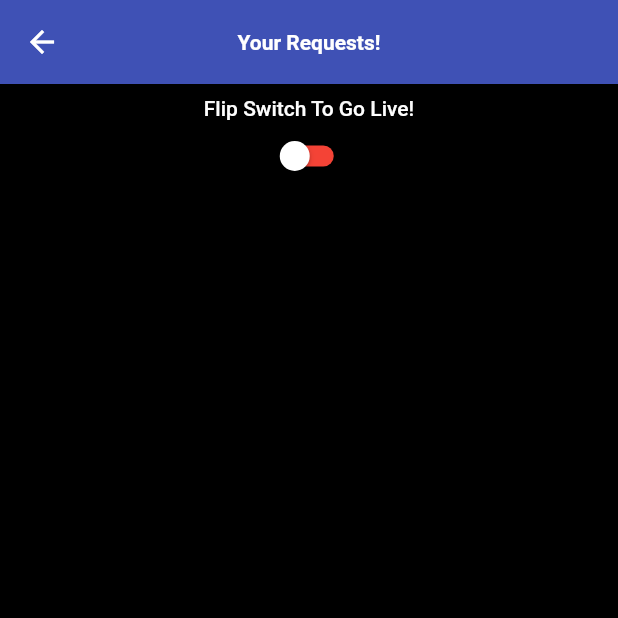
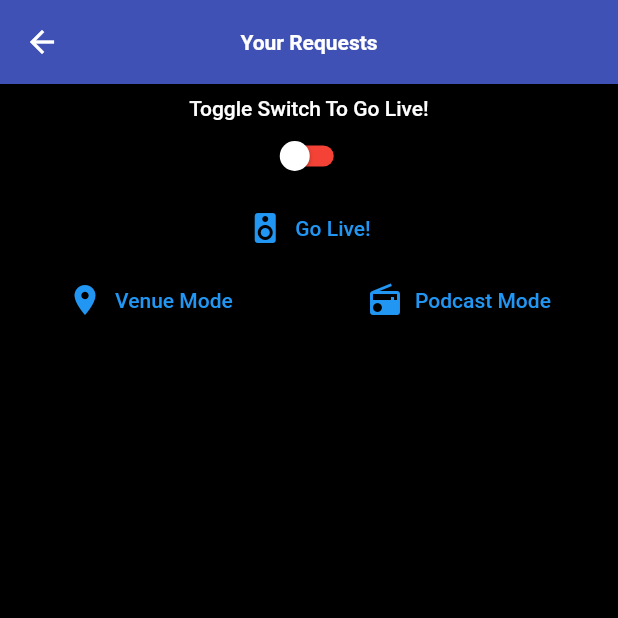
Before and after one commit to derekdotdev/request-live-riverpod, a Flutter app: the RequestsScreenHook screen opened directly, on a phone screen of 412 x 824 dp, the top half of it. Run offline on Flutter 3.47's test engine with Material 2 defaults, Android fonts, the phone set to English and light mode, and no system bars; our stand-ins replace cloud_firestore, firebase_auth, firebase_core, firebase_messaging, firebase_storage, flutter_hooks and 6 more; missing offline and left inert: geocoder2; accounts and stored records are empty; network calls fail.

Commit message:
Nest user location inside user model and persist to db

```diff
--- /dev/null
+++ b/build.yaml
@@ -0,0 +1,6 @@
+targets:
+  $default:
+    builders:
+      json_serializable:
+        options:
+          explicit_to_json: true
--- a/lib/controllers/controllers.dart
+++ b/lib/controllers/controllers.dart
@@ -5,6 +5,7 @@ export 'request_list_controller.dart';
 export 'request_state_controller.dart';
 export 'request_stream_controller.dart';
 export 'user_controller.dart';
+export 'user_location_controller.dart';
 export 'user_request_list_controller.dart';
 export 'user_request_stream_controller.dart';
 export 'username_controller.dart';
--- a/lib/extensions/firebase_firestore_extension.dart
+++ b/lib/extensions/firebase_firestore_extension.dart
@@ -11,4 +11,7 @@ extension FirebaseFirestoreX on FirebaseFirestore {
 
   DocumentReference usersDocRef(String userId) =>
       collection('users').doc(userId);
+
+  DocumentReference usersLocationDocRef(String userId) =>
+      collection('users').doc(userId).collection('location').doc(userId);
 }
--- a/lib/models/models.dart
+++ b/lib/models/models.dart
@@ -1,4 +1,4 @@
 export 'request_model.dart';
 export 'user_model.dart';
 export 'username_model.dart';
-export 'location_model.dart';
+export 'user_location_model.dart';
--- /dev/null
+++ b/lib/models/user_location_model.dart
@@ -0,0 +1,41 @@
+import 'package:freezed_annotation/freezed_annotation.dart';
+
+part 'user_location_model.freezed.dart';
+part 'user_location_model.g.dart';
+
+@freezed
+// @JsonSerializable(explicitToJson: true)
+abstract class UserLocation implements _$UserLocation {
+  const UserLocation._();
+
+  const factory UserLocation({
+    String? id,
+    String? venueName,
+    // ignore: non_constant_identifier_names
+    double? street_number,
+    String? address,
+    String? city,
+    String? postalCode,
+    String? state,
+    String? country,
+    @JsonKey(nullable: true) required double latitude,
+    @JsonKey(nullable: true) required double longitude,
+  }) = _UserLocation;
+
+  factory UserLocation.empty() => const UserLocation(
+        venueName: '',
+        address: '',
+        latitude: 51.53394,
+        longitude: -0.17769,
+      );
+
+  factory UserLocation.fromJson(Map<String, dynamic> json) =>
+      _$UserLocationFromJson(json);
+
+  factory UserLocation.fromDocument(doc) {
+    final data = doc.data()!;
+    return UserLocation.fromJson(data).copyWith(id: doc.id);
+  }
+
+  Map<String, dynamic> toDocument() => toJson()..remove('id');
+}
--- a/lib/models/user_model.dart
+++ b/lib/models/user_model.dart
@@ -1,4 +1,5 @@
 import 'package:freezed_annotation/freezed_annotation.dart';
+import 'package:request_live_riverpods/models/models.dart';
 
 part 'user_model.freezed.dart';
 part 'user_model.g.dart';
@@ -21,15 +22,20 @@ abstract class User implements _$User {
     String? website,
     required String photoUrl,
     required bool isEntertainer,
+    required UserLocation location,
+    bool? podcastMode,
     @Default(false) bool isLive,
   }) = _User;
 
-  factory User.empty() => const User(
-      id: 'null',
-      email: 'null',
-      username: 'null',
-      photoUrl: 'null',
-      isEntertainer: false);
+  factory User.empty() => User(
+        id: 'null',
+        email: 'null',
+        username: 'null',
+        photoUrl: 'null',
+        isEntertainer: false,
+        podcastMode: false,
+        location: UserLocation.empty(),
+      );
 
   factory User.fromJson(Map<String, dynamic> json) => _$UserFromJson(json);
 
@@ -38,6 +44,7 @@ abstract class User implements _$User {
     final data = doc.data()!;
     return User.fromJson(data).copyWith(id: doc.id);
   }
+  // location: UserLocation.fromDocument(doc.dalocation)
 
   Map<String, dynamic> toDocument() => toJson();
 }
--- a/lib/repositories/user_repository.dart
+++ b/lib/repositories/user_repository.dart
@@ -8,6 +8,7 @@ import 'package:request_live_riverpods/general_providers.dart';
 import 'package:request_live_riverpods/models/user_model.dart' as local_user;
 import 'package:request_live_riverpods/repositories/custom_exception.dart';
 
+//TODO Consolidate functions in UserRepo and update BaseUserRepo functions accordingly
 abstract class BaseUserRepository {
   Future<void> createUser({
     required String userId,
--- a/lib/routes.dart
+++ b/lib/routes.dart
@@ -6,6 +6,8 @@ class Routes {
 
   static const String entertainer = '/entertainer';
   static const String editProfile = '/edit-profile';
+  static const String goLiveVenue = '/go-live-venue';
+  static const String goLivePodcast = '/go-live-podcast';
   static const String login = '/login';
   static const String profile = '/profile';
   static const String register = '/register';
@@ -19,6 +21,8 @@ class Routes {
   static final routes = <String, WidgetBuilder>{
     entertainer: (BuildContext context) => const EntertainerScreen(),
     login: (BuildContext context) => const SignInScreen(),
+    goLiveVenue: (BuildContext context) => const GoLiveVenueScreen('', ''),
+    // goLivePodcast: (BuildContext context) => const GoLivePodcastScreen('', ''),
     editProfile: (BuildContext context) => const EditProfileScreen('', ''),
     profile: (BuildContext context) => const ProfileScreen('', ''),
     register: (BuildContext context) => const RegisterScreen(),
--- /dev/null
+++ b/lib/screens/requests/go_live_screen_args.dart
@@ -0,0 +1,9 @@
+class GoLiveScreenArgs {
+  // final AsyncValue<User>? user;
+  final String entertainerId;
+  final String entertainerUsername;
+  GoLiveScreenArgs({
+    required this.entertainerId,
+    required this.entertainerUsername,
+  });
+}
--- a/lib/screens/requests/requests_screen.dart
+++ b/lib/screens/requests/requests_screen.dart
@@ -6,7 +6,9 @@ import 'package:request_live_riverpods/controllers/request_list_controller.dart'
 import 'package:request_live_riverpods/controllers/request_stream_controller.dart';
 import 'package:request_live_riverpods/controllers/user_controller.dart';
 import 'package:request_live_riverpods/models/models.dart';
+import 'package:request_live_riverpods/routes.dart';
 import 'package:request_live_riverpods/screens/requests/request_card.dart';
+import 'package:request_live_riverpods/screens/screens.dart';
 
 class RequestsScreenArgs {
   final String entertainerUid;
@@ -111,8 +113,42 @@ class RequestsScreenHook extends HookConsumerWidget {
     final requestListController =
         ref.watch(requestListControllerProvider.notifier);
 
-    Future<bool> updateLiveStatus({required User user}) async {
-      return await userControllerNotifier.updateUserLiveStatus(user: user);
+    Future<void> updateLiveStatus({required User user}) async {
+      await userControllerNotifier.updateUserLiveStatus(user: user);
+    }
+
+    Future<void> updateUserLocation(
+        {required User user, required UserLocation location}) async {
+      await userControllerNotifier.updateUserLocation(
+          user: user, location: location);
+    }
+
+    Future<void> _goLiveVenueMode(User userData) async {
+      // await updateLiveStatus(user: userData);
+
+      final UserLocation userLocation = await Navigator.pushNamed(
+        context,
+        Routes.goLiveVenue,
+        arguments: GoLiveScreenArgs(
+            entertainerId: userData.id, entertainerUsername: userData.username),
+      ) as UserLocation;
+
+      await userControllerNotifier.updateUserLiveMode(
+          user: userData, location: userLocation);
+    }
+
+    Future<void> _goLivePodcastMode(User userData) async {
+      // await updateLiveStatus(user: userData);
+
+      final UserLocation userLocation = await Navigator.pushNamed(
+        context,
+        Routes.goLiveVenue,
+        arguments: GoLiveScreenArgs(
+            entertainerId: userData.id, entertainerUsername: userData.username),
+      ) as UserLocation;
+
+      await userControllerNotifier.updateUserLiveMode(
+          user: userData, location: userLocation);
     }
 
     return Scaffold(
@@ -121,7 +157,7 @@ class RequestsScreenHook extends HookConsumerWidget {
         backgroundColor: Colors.indigo,
         centerTitle: true,
         title: const Text(
-          'Your Requests!',
+          'Your Requests',
           style: TextStyle(
             color: Colors.white,
             fontSize: 14,
@@ -138,19 +174,19 @@ class RequestsScreenHook extends HookConsumerWidget {
           var _isLive = userData.isLive;
 
           return SingleChildScrollView(
-            // 2
             physics: const BouncingScrollPhysics(),
             child: Column(
               children: [
                 Padding(
                   padding: const EdgeInsets.only(top: 8.0),
                   child: Text(
-                      _isLive ? 'You\'re Live!' : 'Flip Switch To Go Live!',
-                      style: const TextStyle(
-                        fontSize: 14,
-                        fontWeight: FontWeight.w500,
-                        color: Colors.white,
-                      )),
+                    _isLive ? 'You\'re Live!' : 'Toggle Switch To Go Live!',
+                    style: const TextStyle(
+                      fontSize: 14,
+                      fontWeight: FontWeight.w500,
+                      color: Colors.white,
+                    ),
+                  ),
                 ),
                 Switch.adaptive(
                   value: _isLive,
@@ -162,6 +198,46 @@ class RequestsScreenHook extends HookConsumerWidget {
                   onChanged: (value) async {
                     await updateLiveStatus(user: userData);
                   },
+                ),
+                TextButton.icon(
+                    onPressed: () async {
+                      await _goLiveVenueMode(userData);
+                    },
+                    icon: const Icon(Icons.speaker),
+                    label: Text(_isLive ? 'Go Offline' : 'Go Live!')),
+                SizedBox(
+                  width: double.infinity,
+                  child: Row(
+                    mainAxisAlignment: MainAxisAlignment.spaceAround,
+                    children: [
+                      // Current Location
+                      TextButton.icon(
+                        onPressed: () async {
+                          Navigator.pushNamed(
+                            context,
+                            Routes.goLiveVenue,
+                            arguments: GoLiveScreenArgs(
+                                entertainerId: userData.id,
+                                entertainerUsername: userData.username),
+                          );
+                        },
+                        icon: const Icon(Icons.location_on),
+                        label: const Text(
+                          'Venue Mode',
+                          textAlign: TextAlign.center,
+                        ),
+                      ),
+                      // Select Location
+                      TextButton.icon(
+                        onPressed: () {},
+                        icon: const Icon(Icons.radio),
+                        label: const Text(
+                          'Podcast Mode',
+                          textAlign: TextAlign.center,
+                        ),
+                      ),
+                    ],
+                  ),
                 ),
                 requestsStream.when(
                   loading: (() => const CircularProgressIndicator(
@@ -190,7 +266,6 @@ class RequestsScreenHook extends HookConsumerWidget {
                               width: double.infinity,
                               child: ListView.builder(
                                 itemCount: snapshot.data?.docs.length,
-                                // controller: scrollController,
                                 physics: const NeverScrollableScrollPhysics(),
                                 reverse: true,
                                 shrinkWrap: true,
--- a/lib/screens/screens.dart
+++ b/lib/screens/screens.dart
@@ -4,6 +4,9 @@ export 'package:request_live_riverpods/screens/entertainer/entertainer_screen.da
 export 'package:request_live_riverpods/screens/home/welcome_screen.dart';
 export 'package:request_live_riverpods/screens/profile/edit_profile_screen.dart';
 export 'package:request_live_riverpods/screens/profile/edit_profile_screen_args.dart';
+export 'package:request_live_riverpods/screens/requests/go_live_venue_screen.dart';
+// export 'package:request_live_riverpods/screens/requests/go_live_podcast_screen.dart';
+export 'package:request_live_riverpods/screens/requests/go_live_screen_args.dart';
 export 'package:request_live_riverpods/screens/profile/profile_screen.dart';
 export 'package:request_live_riverpods/screens/profile/profile_screen_args.dart';
 export 'package:request_live_riverpods/screens/requests/requests_screen.dart';
--- a/pubspec.yaml
+++ b/pubspec.yaml
@@ -42,9 +42,13 @@ dependencies:
   hooks_riverpod: ^1.0.3
   intl: ^0.17.0
   json_annotation: ^4.5.0
+  json_serializable: ^6.2.0
   image_picker: ^0.8.5
   http: ^0.13.4
   location: ^4.2.0
+  geocoder2: ^1.1.0
+  google_maps_flutter: ^2.1.4
+
 
 
 dev_dependencies:
```
Also changed, not shown: lib/controllers/user_controller.dart (+42 -9 lines), lib/controllers/user_location_controller.dart (added, +10 -0 lines), lib/models/location_model.dart (deleted, +0 -34 lines), lib/repositories/user_location_repository.dart (added, +66 -0 lines), lib/screens/auth/register_screen.dart (+5 -4 lines), lib/screens/profile/edit_profile_screen.dart (+7 -15 lines), lib/screens/requests/go_live_venue_screen.dart (added, +213 -0 lines), lib/models/location_model.freezed.dart (deleted), lib/models/location_model.g.dart (deleted), lib/models/user_location_model.freezed.dart (added), lib/models/user_location_model.g.dart (added), lib/models/user_model.freezed.dart, lib/models/user_model.g.dart, lib/widgets/location_input.dart (added), 1 more files, 4 other files.
